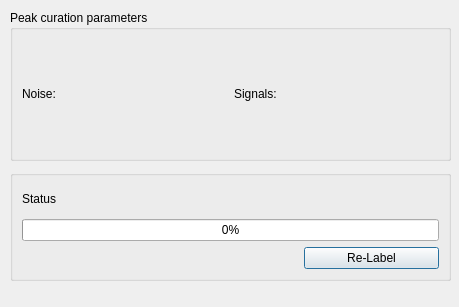
Before: the Qt Designer form src/gui/mzroll/forms/relabelgroupsdialog.ui in ElucidataInc/ElMaven, drawn with Qt 5.
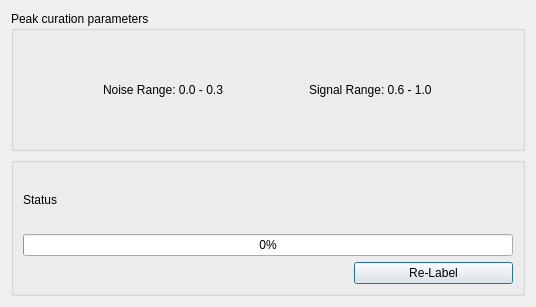
After: the same form once the commit is applied.

Commit message: [ui] UI changes related to relabel dialog

The edit to the form file:
```diff
--- a/src/gui/mzroll/forms/relabelgroupsdialog.ui
+++ b/src/gui/mzroll/forms/relabelgroupsdialog.ui
@@ -6,70 +6,35 @@
    <rect>
     <x>0</x>
     <y>0</y>
-    <width>459</width>
+    <width>536</width>
     <height>307</height>
    </rect>
   </property>
   <property name="windowTitle">
    <string>Re-Label Groups</string>
   </property>
-  <widget class="QGroupBox" name="curationParameters">
-   <property name="geometry">
-    <rect>
-     <x>10</x>
-     <y>10</y>
-     <width>441</width>
-     <height>151</height>
-    </rect>
-   </property>
-   <property name="title">
-    <string>Peak curation parameters</string>
-   </property>
-   <layout class="QGridLayout" name="gridLayout_2">
-    <item row="0" column="1">
-     <widget class="QLabel" name="label_2">
-      <property name="text">
-       <string>Signals: </string>
-      </property>
-     </widget>
-    </item>
-    <item row="0" column="0">
-     <widget class="QLabel" name="label">
-      <property name="text">
-       <string>Noise: </string>
-      </property>
-     </widget>
-    </item>
-   </layout>
-  </widget>
+  <layout class="QGridLayout" name="gridLayout_3">
+   <item row="1" column="0">
   <widget class="QGroupBox" name="groupBox">
-   <property name="geometry">
-    <rect>
-     <x>10</x>
-     <y>170</y>
-     <width>441</width>
-     <height>111</height>
-    </rect>
-   </property>
    <property name="title">
     <string/>
    </property>
    <layout class="QGridLayout" name="gridLayout">
-    <item row="0" column="0">
-     <widget class="QLabel" name="label_3">
+      <item row="1" column="0">
+       <widget class="QLabel" name="statusText">
       <property name="text">
        <string>Status</string>
       </property>
      </widget>
     </item>
-    <item row="1" column="0" colspan="3">
+      <item row="2" column="0" colspan="3">
      <widget class="QProgressBar" name="relabelProgressBar">
       <property name="value">
        <number>0</number>
       </property>
      </widget>
     </item>
-    <item row="2" column="2">
+      <item row="3" column="2">
      <widget class="QPushButton" name="relabelButton">
       <property name="text">
        <string>Re-Label</string>
@@ -78,6 +43,43 @@
     </item>
    </layout>
   </widget>
+   </item>
+   <item row="0" column="0">
+    <widget class="QGroupBox" name="curationParameters">
+     <property name="title">
+      <string>Peak curation parameters</string>
+     </property>
+     <layout class="QGridLayout" name="gridLayout_2">
+      <item row="0" column="2">
+       <widget class="QLabel" name="signalRange">
+        <property name="sizePolicy">
+         <sizepolicy hsizetype="Fixed" vsizetype="Preferred">
+          <horstretch>0</horstretch>
+          <verstretch>0</verstretch>
+         </sizepolicy>
+        </property>
+        <property name="text">
+         <string>Signal Range: 0.6 - 1.0</string>
+        </property>
+       </widget>
+      </item>
+      <item row="0" column="0">
+       <widget class="QLabel" name="noiseRange">
+        <property name="sizePolicy">
+         <sizepolicy hsizetype="Fixed" vsizetype="Preferred">
+          <horstretch>0</horstretch>
+          <verstretch>0</verstretch>
+         </sizepolicy>
+        </property>
+        <property name="text">
+         <string>Noise Range: 0.0 - 0.3</string>
+        </property>
+       </widget>
+      </item>
+     </layout>
+    </widget>
+   </item>
+  </layout>
  </widget>
  <resources/>
  <connections/>
```
Lines whose indentation alone changed are shown as unchanged. The commit also changes 7 other files.
